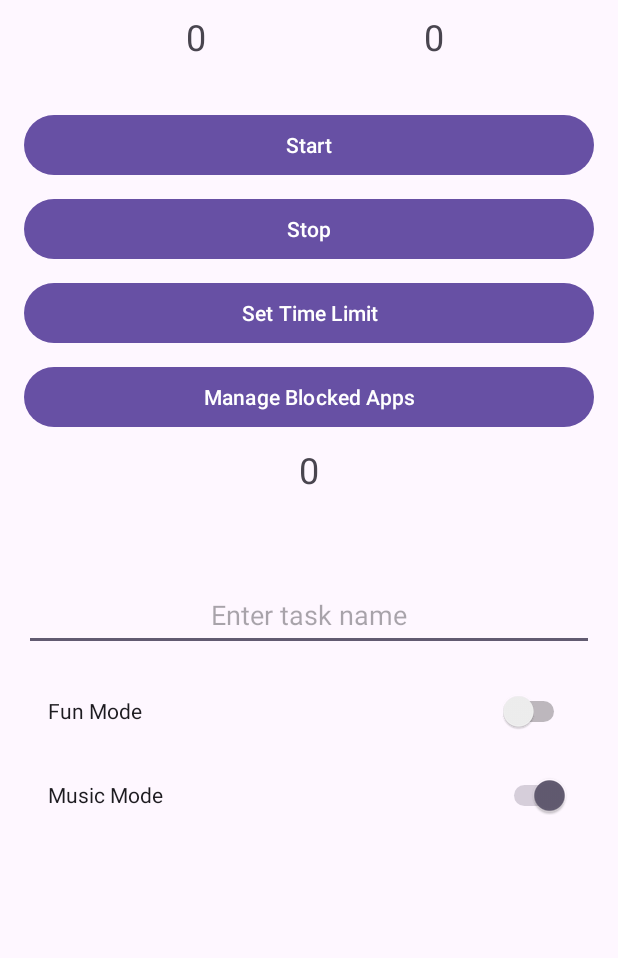
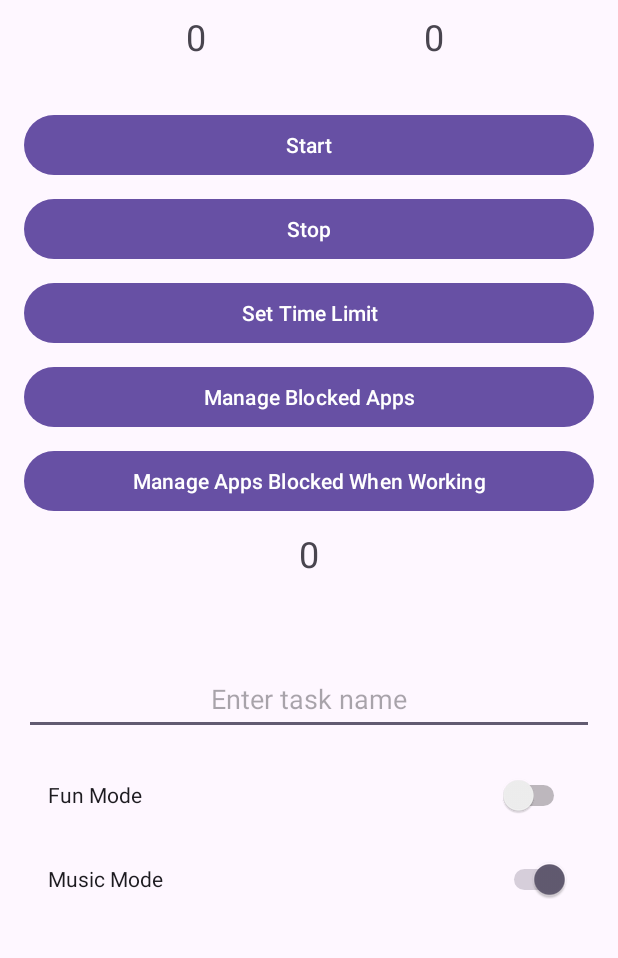
Before and after one commit to aamirza/startlines, an Android app: the screen it shows after launch (MainActivity), on a phone screen of 412 x 824 dp, the part 77-1035 px from its top. Run offline under Robolectric (Android 15) with nearby library versions, the phone set to English and light mode, and no system bars.

Commit message:
Block distracting apps when working
Added the ability to add/manage apps to a list of distracting apps, and block those apps when a timebox is running.

```diff
--- a/app/src/main/java/com/asmirza/startlines/MainActivity.java
+++ b/app/src/main/java/com/asmirza/startlines/MainActivity.java
@@ -70,6 +70,7 @@ public class MainActivity extends AppCompatActivity {
         setupStopButton();
         setupSetTimeLimitButton();
         setupManageAppsButton();
+        setupManagedDistractingAppsButton();
         if (!isAccessibilityServiceEnabled()) {
             showAccessibilityServiceDialog();
         }
@@ -128,6 +129,18 @@ public class MainActivity extends AppCompatActivity {
             Log.d("MainActivity", "Manage apps button pressed");
             Intent intent = new Intent(this, AppBlockingActivity.class);
             intent.putExtra("blockType", "X_MODE_BLOCK");
+            startActivity(intent);
+        });
+    }
+
+    private void setupManagedDistractingAppsButton() {
+        Button manageDistractingAppsButton = findViewById(R.id.distracting_apps_button);
+        Log.d("MainActivity", "Setting up distracting apps button");
+
+        manageDistractingAppsButton.setOnClickListener(v -> {
+            Log.d("MainActivity", "Manage distracting apps button pressed");
+            Intent intent = new Intent(this, AppBlockingActivity.class);
+            intent.putExtra("blockType", "DISTRACTING_APPS_BLOCK");
             startActivity(intent);
         });
     }
--- a/app/src/main/res/layout/activity_main.xml
+++ b/app/src/main/res/layout/activity_main.xml
@@ -105,7 +105,7 @@
         android:textSize="24sp"
         app:layout_constraintEnd_toEndOf="parent"
         app:layout_constraintStart_toStartOf="parent"
-        app:layout_constraintTop_toBottomOf="@+id/blocked_apps_button" />
+        app:layout_constraintTop_toBottomOf="@id/distracting_apps_button" />
 
     <TextView
         android:id="@+id/working_until_text"
@@ -170,11 +170,23 @@
         android:layout_marginStart="16dp"
         android:layout_marginTop="8dp"
         android:layout_marginEnd="16dp"
-        android:layout_marginBottom="16dp"
         android:text="@string/manage_blocked_apps_button_text"
-        app:layout_constraintBottom_toTopOf="@+id/current_timebox"
+        app:layout_constraintBottom_toTopOf="@id/distracting_apps_button"
         app:layout_constraintEnd_toEndOf="parent"
         app:layout_constraintStart_toStartOf="parent"
         app:layout_constraintTop_toBottomOf="@+id/time_limit_button" />
 
+    <Button
+        android:id="@+id/distracting_apps_button"
+        android:layout_width="0dp"
+        android:layout_height="wrap_content"
+        android:layout_marginStart="16dp"
+        android:layout_marginTop="8dp"
+        android:layout_marginEnd="16dp"
+        android:text="@string/distracting_apps_button_text"
+        app:layout_constraintBottom_toTopOf="@+id/current_timebox"
+        app:layout_constraintEnd_toEndOf="parent"
+        app:layout_constraintStart_toStartOf="parent"
+        app:layout_constraintTop_toBottomOf="@+id/blocked_apps_button" />
+
 </androidx.constraintlayout.widget.ConstraintLayout>
--- a/app/src/main/res/values/strings.xml
+++ b/app/src/main/res/values/strings.xml
@@ -16,4 +16,5 @@
     <string name="title_activity_app_blocing_java">AppBlocingActivityJava</string>
     <string name="app_list_cancel_button_text">Cancel</string>
     <string name="app_blocking_service_description">Startline\'s App Blocking Service</string>
+    <string name="distracting_apps_button_text">Manage Apps Blocked When Working</string>
 </resources>
```
Also changed, not shown: app/src/main/java/com/asmirza/startlines/AppBlockingAccessiblityService.java (+5 -5 lines), app/src/main/java/com/asmirza/startlines/StartlinesManager.java (+25 -6 lines).
